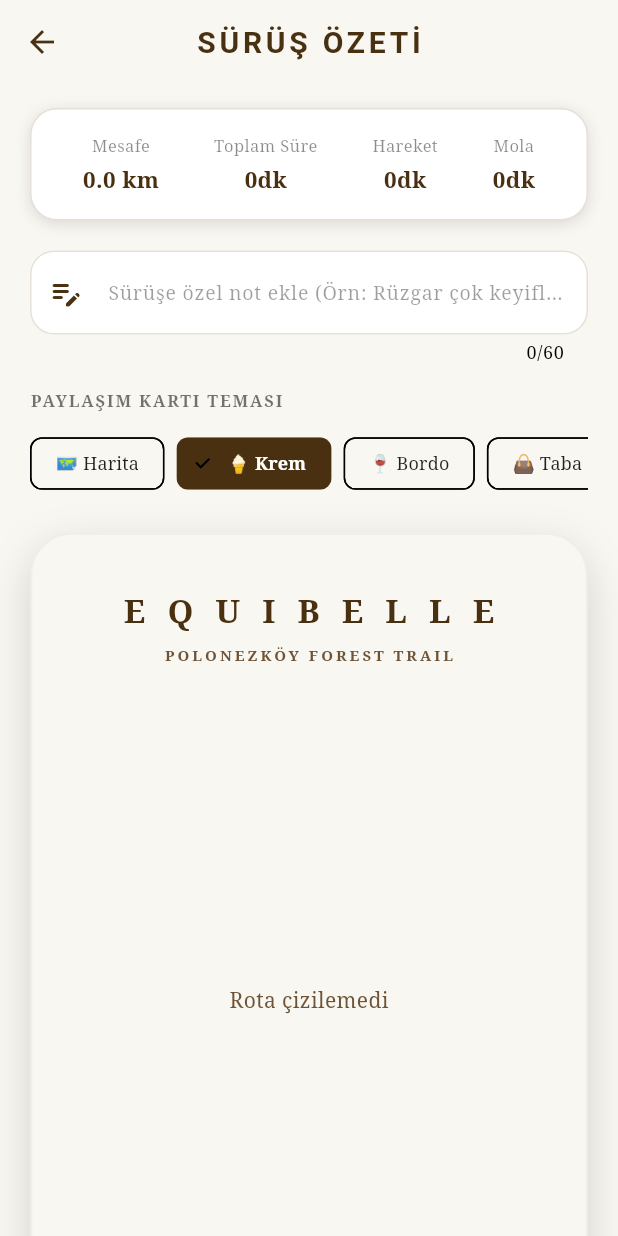
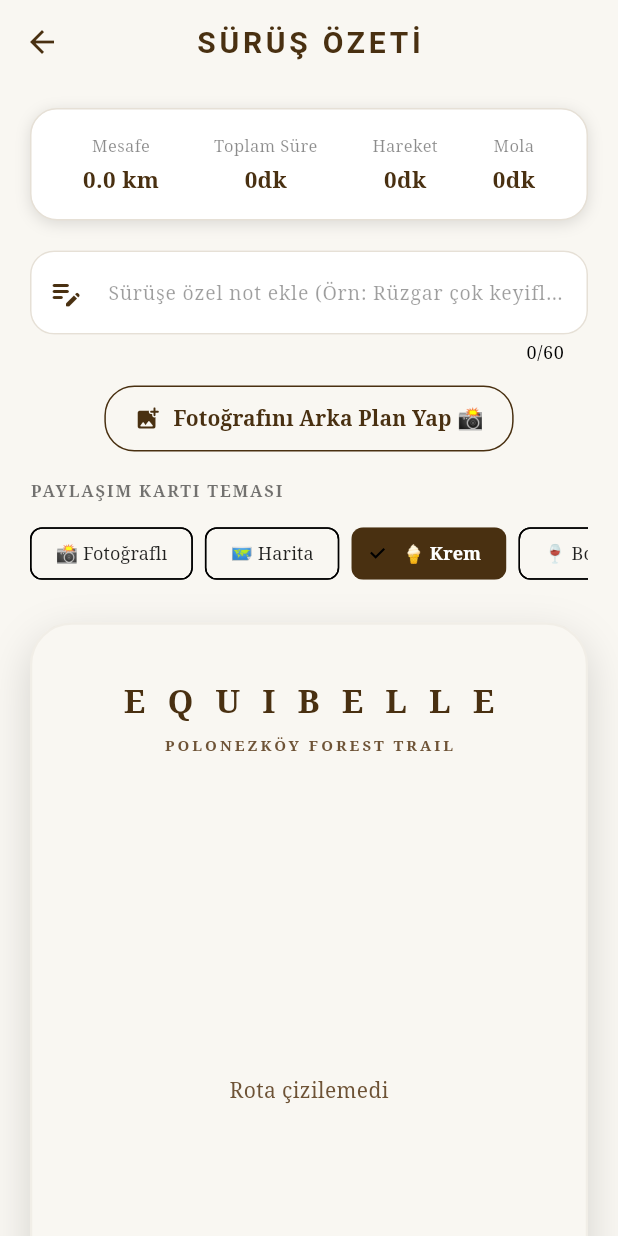
Before and after one commit to nevinmalkoc/equibelle, a Flutter app: the RideSummaryScreen screen opened directly with empty values, on a phone screen of 412 x 824 dp. Run offline on Flutter 3.47's test engine with Material 3 defaults, Android fonts, the phone set to English and light mode, and no system bars; drawn by our look-alikes of screenshot; our stand-ins replace flutter_map, geolocator, image_picker, latlong2, shared_preferences, sqflite; missing offline and left inert: gal; accounts and stored records are empty.

Commit message:
feat: add Custom Photo Background Card mode with image_picker

```diff
--- a/lib/screens/ride_summary_screen.dart
+++ b/lib/screens/ride_summary_screen.dart
@@ -1,6 +1,8 @@
+import 'dart:io';
 import 'package:flutter/material.dart';
 import 'package:screenshot/screenshot.dart';
 import 'package:gal/gal.dart';
+import 'package:image_picker/image_picker.dart';
 import '../models/ride.dart';
 import '../theme/app_theme.dart';
 import '../widgets/share_card_widget.dart';
@@ -18,24 +20,32 @@ class _RideSummaryScreenState extends State<RideSummaryScreen> {
   final ScreenshotController _screenshotController = ScreenshotController();
   final TextEditingController _noteController = TextEditingController();
   ShareCardTheme _selectedTheme = ShareCardTheme.cream;
+  File? _customPhotoFile;
   bool _isSaving = false;
 
   String _formatDuration(int seconds) {
     final hours = seconds ~/ 3600;
     final minutes = (seconds % 3600) ~/ 60;
-    if (hours > 0) {
-      return '${hours}sa ${minutes}dk';
+    if (hours > 0) return '${hours}sa ${minutes}dk';
+    return '${minutes}dk';
+  }
+
+  Future<void> _pickPhoto() async {
+    final picker = ImagePicker();
+    final picked = await picker.pickImage(source: ImageSource.gallery);
+    if (picked != null) {
+      setState(() {
+        _customPhotoFile = File(picked.path);
+        _selectedTheme = ShareCardTheme.photoBackground; // Otomatik olarak fotoğraflı moda al
+      });
     }
-    return '${minutes}dk';
   }
 
   Future<void> _saveToGallery() async {
     setState(() => _isSaving = true);
 
     try {
-      final imageBytes = await _screenshotController.capture(
-        pixelRatio: 3.0, // Retina kalitesi
-      );
+      final imageBytes = await _screenshotController.capture(pixelRatio: 3.0);
 
       if (imageBytes != null) {
         await Gal.putImageBytes(
@@ -102,7 +112,7 @@ class _RideSummaryScreenState extends State<RideSummaryScreen> {
               ),
               const SizedBox(height: 20),
 
-              // 2. ÖZEL NOT EKLEME ALANI
+              // 2. ÖZEL NOT ALANI
               TextField(
                 controller: _noteController,
                 maxLength: 60,
@@ -123,9 +133,26 @@ class _RideSummaryScreenState extends State<RideSummaryScreen> {
                   ),
                 ),
               ),
+              const SizedBox(height: 12),
+
+              // 3. FOTOĞRAF SEÇ BUTONU
+              OutlinedButton.icon(
+                style: OutlinedButton.styleFrom(
+                  foregroundColor: AppTheme.richSaddle,
+                  side: const BorderSide(color: AppTheme.richSaddle),
+                  shape: RoundedRectangleBorder(borderRadius: BorderRadius.circular(20)),
+                  padding: const EdgeInsets.symmetric(horizontal: 20, vertical: 12),
+                ),
+                onPressed: _pickPhoto,
+                icon: const Icon(Icons.add_photo_alternate_rounded),
+                label: Text(
+                  _customPhotoFile == null ? 'Fotoğrafını Arka Plan Yap 📸' : 'Fotoğrafı Değiştir 🔄',
+                  style: const TextStyle(fontWeight: FontWeight.bold),
+                ),
+              ),
               const SizedBox(height: 16),
 
-              // 3. TEMA SEÇİM ÇUBUĞU (Yatay Kaydırılabilir 6 Tema)
+              // 4. TEMA SEÇİM ÇUBUĞU (7 TEMA)
               const Align(
                 alignment: Alignment.centerLeft,
                 child: Text(
@@ -143,6 +170,8 @@ class _RideSummaryScreenState extends State<RideSummaryScreen> {
                 scrollDirection: Axis.horizontal,
                 child: Row(
                   children: [
+                    _buildThemeChip('📸 Fotoğraflı', ShareCardTheme.photoBackground),
+                    const SizedBox(width: 8),
                     _buildThemeChip('🗺️ Harita', ShareCardTheme.mapOverlay),
                     const SizedBox(width: 8),
                     _buildThemeChip('🍦 Krem', ShareCardTheme.cream),
@@ -159,18 +188,19 @@ class _RideSummaryScreenState extends State<RideSummaryScreen> {
               ),
               const SizedBox(height: 22),
 
-              // 4. 9:16 PAYLAŞIM KARTI ÖNİZLEMESİ
+              // 5. 9:16 PAYLAŞIM KARTI ÖNİZLEMESİ
               Screenshot(
                 controller: _screenshotController,
                 child: ShareCardWidget(
                   ride: widget.ride,
                   theme: _selectedTheme,
                   customNote: _noteController.text,
+                  customPhotoFile: _customPhotoFile,
                 ),
               ),
               const SizedBox(height: 28),
 
-              // 5. GALERİYE KAYDET BUTONU
+              // 6. GALERİYE KAYDET BUTONU
               SizedBox(
                 width: double.infinity,
                 height: 56,
--- a/lib/widgets/share_card_widget.dart
+++ b/lib/widgets/share_card_widget.dart
@@ -1,3 +1,4 @@
+import 'dart:io';
 import 'package:flutter/material.dart';
 import 'package:flutter_map/flutter_map.dart';
 import 'package:latlong2/latlong.dart';
@@ -6,24 +7,27 @@ import '../models/coordinate_point.dart';
 import '../theme/app_theme.dart';
 
 enum ShareCardTheme {
-  cream,        // Krem
-  dark,         // Gece
-  bordeaux,     // Asil Bordo (Merlot)
-  saddleBrand,  // Logo Taba Rengi
-  mapOverlay,   // Arkada Gerçek Harita Olan Kart
-  transparent   // Şeffaf (Video Katmanı)
+  cream,           // Krem
+  dark,            // Gece
+  bordeaux,        // Asil Bordo (Merlot)
+  saddleBrand,     // Logo Taba Rengi
+  mapOverlay,      // Arkada Gerçek Harita
+  photoBackground, // Kendi Fotoğrafını Yüklediğin Kart!
+  transparent      // Şeffaf (Video Katmanı)
 }
 
 class ShareCardWidget extends StatelessWidget {
   final Ride ride;
   final ShareCardTheme theme;
   final String? customNote;
+  final File? customPhotoFile;
 
   const ShareCardWidget({
     super.key,
     required this.ride,
     required this.theme,
     this.customNote,
+    this.customPhotoFile,
   });
 
   String _formatDate(DateTime date) {
@@ -43,6 +47,7 @@ class ShareCardWidget extends StatelessWidget {
     Color textColor;
     Color secondaryTextColor;
     bool showMap = false;
+    bool showPhoto = false;
 
     switch (theme) {
       case ShareCardTheme.cream:
@@ -56,12 +61,12 @@ class ShareCardWidget extends StatelessWidget {
         secondaryTextColor = AppTheme.accentGold;
         break;
       case ShareCardTheme.bordeaux:
-        bgColor = const Color(0xFF4A121A); // Derin Fransız Bordosu / Merlot
+        bgColor = const Color(0xFF4A121A);
         textColor = AppTheme.creamBg;
-        secondaryTextColor = const Color(0xFFE2C4A6); // Sıcak Krem/Altın
+        secondaryTextColor = const Color(0xFFE2C4A6);
         break;
       case ShareCardTheme.saddleBrand:
-        bgColor = AppTheme.richSaddle; // Logomuzun Taba Rengi (#493011)
+        bgColor = AppTheme.richSaddle;
         textColor = AppTheme.creamBg;
         secondaryTextColor = AppTheme.warmCream;
         break;
@@ -70,6 +75,12 @@ class ShareCardWidget extends StatelessWidget {
         textColor = Colors.white;
         secondaryTextColor = AppTheme.warmCream;
         showMap = true;
+        break;
+      case ShareCardTheme.photoBackground:
+        bgColor = Colors.black;
+        textColor = Colors.white;
+        secondaryTextColor = const Color(0xFFE5E2DA);
+        showPhoto = true;
         break;
       case ShareCardTheme.transparent:
         bgColor = Colors.transparent;
@@ -87,7 +98,7 @@ class ShareCardWidget extends StatelessWidget {
         : const LatLng(41.1167, 29.2000);
 
     return AspectRatio(
-      aspectRatio: 9 / 16, // TikTok / Instagram Hikaye Oranı (1080x1920)
+      aspectRatio: 9 / 16, // TikTok / Instagram Hikaye Oranı
       child: Container(
         clipBehavior: Clip.antiAlias,
         decoration: BoxDecoration(
@@ -108,11 +119,27 @@ class ShareCardWidget extends StatelessWidget {
         ),
         child: Stack(
           children: [
-            // 1. EĞER HARİTALI MOD SEÇİLDİYSE: ARKAYA HARİTA KOYUYORUZ
+            // 1. KULLANICININ SEÇTİĞİ ARKA PLAN FOTOĞRAFI
+            if (showPhoto && customPhotoFile != null)
+              Positioned.fill(
+                child: Image.file(
+                  customPhotoFile!,
+                  fit: BoxFit.cover,
+                ),
+              ),
+
+            // Fotoğraf varsa üzerine şık karanlık katman (yazılar ve rota parlasın diye)
+            if (showPhoto)
+              Positioned.fill(
+                child: Container(
+                  color: Colors.black.withValues(alpha: 0.40),
+                ),
+              ),
+
+            // 2. HARİTA MODU SEÇİLDİYSE
             if (showMap && latLngPoints.isNotEmpty)
               Positioned.fill(
                 child: ColorFiltered(
-                  // Haritayı hafif koyulaştırıp şıklaştırmak için filtre
                   colorFilter: ColorFilter.mode(
                     Colors.black.withValues(alpha: 0.45),
                     BlendMode.darken,
@@ -122,7 +149,7 @@ class ShareCardWidget extends StatelessWidget {
                       initialCenter: centerPoint,
                       initialZoom: 14.5,
                       interactionOptions: const InteractionOptions(
-                        flags: InteractiveFlag.none, // Kart üstünde harita sabit dursun
+                        flags: InteractiveFlag.none,
                       ),
                     ),
                     children: [
@@ -135,7 +162,7 @@ class ShareCardWidget extends StatelessWidget {
                           Polyline(
                             points: latLngPoints,
                             strokeWidth: 6.0,
-                            color: AppTheme.speedGallop, // Rota çizgisi
+                            color: AppTheme.speedGallop,
                           ),
                         ],
                       ),
@@ -144,13 +171,12 @@ class ShareCardWidget extends StatelessWidget {
                 ),
               ),
 
-            // 2. KARTIN METİN VE BİLGİ İÇERİĞİ
+            // 3. KARTIN YAZILARI VE ROTA ÇİZİMİ
             Padding(
               padding: const EdgeInsets.symmetric(horizontal: 28, vertical: 36),
               child: Column(
                 crossAxisAlignment: CrossAxisAlignment.center,
                 children: [
-                  // MARKA BAŞLIĞI
                   Text(
                     'E Q U I B E L L E',
                     style: TextStyle(
@@ -172,13 +198,13 @@ class ShareCardWidget extends StatelessWidget {
                     ),
                   ),
 
-                  // KULLANICI ÖZEL NOTU (Varsa şık bir alıntı olarak görünür)
+                  // Özel Not
                   if (customNote != null && customNote!.trim().isNotEmpty) ...[
                     const SizedBox(height: 12),
                     Container(
                       padding: const EdgeInsets.symmetric(horizontal: 16, vertical: 8),
                       decoration: BoxDecoration(
-                        color: textColor.withValues(alpha: 0.08),
+                        color: textColor.withValues(alpha: 0.12),
                         borderRadius: BorderRadius.circular(12),
                       ),
                       child: Text(
@@ -187,7 +213,7 @@ class ShareCardWidget extends StatelessWidget {
                         maxLines: 2,
                         overflow: TextOverflow.ellipsis,
                         style: TextStyle(
-                          color: textColor.withValues(alpha: 0.9),
+                          color: textColor.withValues(alpha: 0.95),
                           fontSize: 12,
                           fontStyle: FontStyle.italic,
                         ),
@@ -197,7 +223,7 @@ class ShareCardWidget extends StatelessWidget {
 
                   const Spacer(),
 
-                  // ORTA ALAN: Harita modu değilse Vektör Rota Çizimi
+                  // ROTA ÇİZİMİ (Fotoğraflı veya Düz modlarda)
                   if (!showMap)
                     Expanded(
                       flex: 6,
@@ -224,13 +250,13 @@ class ShareCardWidget extends StatelessWidget {
 
                   const Spacer(),
 
-                  // ALT METRİKLER (Mesafe, Süre, Hız, Tarih)
+                  // ALT METRİKLER
                   Container(
                     padding: const EdgeInsets.only(top: 16),
                     decoration: BoxDecoration(
                       border: Border(
                         top: BorderSide(
-                          color: secondaryTextColor.withValues(alpha: 0.3),
+                          color: secondaryTextColor.withValues(alpha: 0.35),
                           width: 1,
                         ),
                       ),
@@ -249,7 +275,7 @@ class ShareCardWidget extends StatelessWidget {
                         Text(
                           _formatDate(ride.startTime),
                           style: TextStyle(
-                            color: secondaryTextColor.withValues(alpha: 0.8),
+                            color: secondaryTextColor.withValues(alpha: 0.85),
                             fontSize: 11,
                             letterSpacing: 1.5,
                             fontWeight: FontWeight.w500,
@@ -342,12 +368,17 @@ class RoutePainter extends CustomPainter {
       final offset2 = toOffset(p2);
 
       Color segmentColor;
-      if (p2.speed < 4.0) {
-        segmentColor = AppTheme.speedWalk;
-      } else if (p2.speed < 12.0) {
-        segmentColor = AppTheme.speedTrot;
+      if (cardTheme == ShareCardTheme.photoBackground) {
+        // Fotoğraf arkasındayken altın/beyaz neon gibi parlasın
+        segmentColor = p2.speed > 12.0 ? const Color(0xFFFF4D4D) : const Color(0xFFF9F7F2);
       } else {
-        segmentColor = AppTheme.speedGallop;
+        if (p2.speed < 4.0) {
+          segmentColor = AppTheme.speedWalk;
+        } else if (p2.speed < 12.0) {
+          segmentColor = AppTheme.speedTrot;
+        } else {
+          segmentColor = AppTheme.speedGallop;
+        }
       }
 
       final paint = Paint()
--- a/pubspec.yaml
+++ b/pubspec.yaml
@@ -43,6 +43,7 @@ dependencies:
   gal: ^3.0.1
   share_plus: ^13.3.1
   shared_preferences: ^2.5.6
+  image_picker: ^1.2.4
 
 dev_dependencies:
   flutter_test:
```
Also changed, not shown: pubspec.lock, 5 other files.
